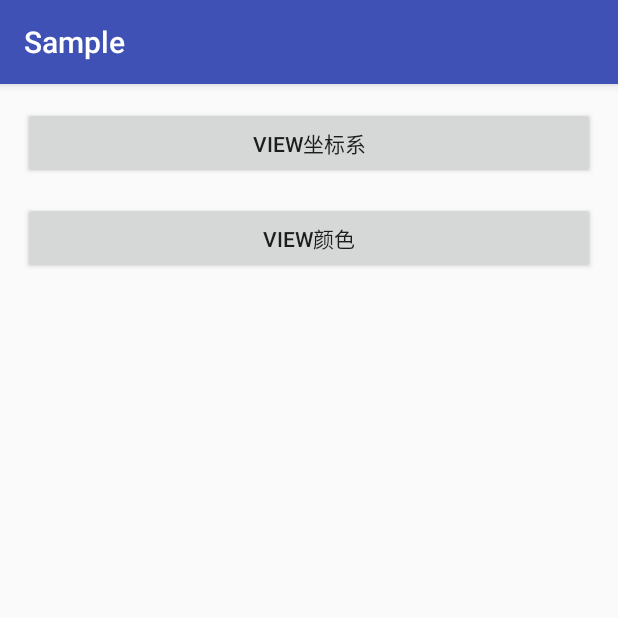
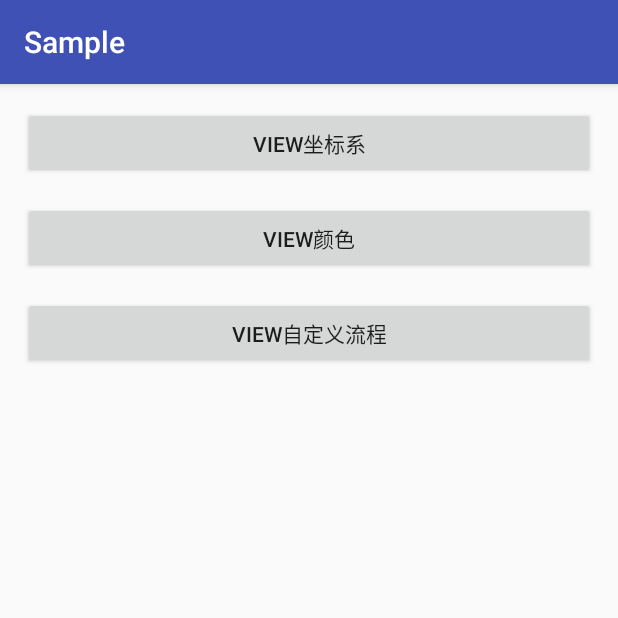
Before and after one commit to zhNirvanaRebirth/ViewKnowledges, an Android app: the screen it shows after launch (MainActivity), on a phone screen of 412 x 824 dp, the top half of it. Run offline under Robolectric (Android 15) with nearby library versions, the phone set to English and light mode, and no system bars.

Commit message:
custom View/ViewGroup process

```diff
--- a/Sample/app/src/main/AndroidManifest.xml
+++ b/Sample/app/src/main/AndroidManifest.xml
@@ -20,6 +20,8 @@
             android:theme="@android:style/Theme.NoTitleBar.Fullscreen"/>
         <activity android:name=".sections.ViewColorActivity" android:screenOrientation="portrait"
             android:theme="@android:style/Theme.NoTitleBar.Fullscreen"/>
+        <activity android:name=".sections.ViewProcessActivity" android:screenOrientation="portrait"
+            android:theme="@android:style/Theme.NoTitleBar.Fullscreen"/>
     </application>
 
 </manifest>
--- a/Sample/app/src/main/java/lktower/zhwilson/com/sample/MainActivity.java
+++ b/Sample/app/src/main/java/lktower/zhwilson/com/sample/MainActivity.java
@@ -8,6 +8,7 @@ import android.widget.Button;
 
 import lktower.zhwilson.com.sample.sections.ViewColorActivity;
 import lktower.zhwilson.com.sample.sections.ViewCoordinateActivity;
+import lktower.zhwilson.com.sample.sections.ViewProcessActivity;
 
 public class MainActivity extends AppCompatActivity {
 
@@ -38,5 +39,14 @@ public class MainActivity extends AppCompatActivity {
                 startActivity(intent);
             }
         });
+        //自定义流程
+        Button viewProcess = (Button) findViewById(R.id.view_process);
+        viewProcess.setOnClickListener(new View.OnClickListener() {
+            @Override
+            public void onClick(View view) {
+                Intent intent = new Intent(MainActivity.this, ViewProcessActivity.class);
+                startActivity(intent);
+            }
+        });
     }
 }
--- a/Sample/app/src/main/res/layout/activity_main.xml
+++ b/Sample/app/src/main/res/layout/activity_main.xml
@@ -21,5 +21,13 @@
             android:layout_marginTop="15dp"
             android:gravity="center"
             android:text="View颜色"/>
+
+        <Button
+            android:id="@+id/view_process"
+            android:layout_width="match_parent"
+            android:layout_height="wrap_content"
+            android:layout_marginTop="15dp"
+            android:gravity="center"
+            android:text="View自定义流程"/>
     </LinearLayout>
 </ScrollView>
```
Also changed, not shown: Sample/app/src/main/java/lktower/zhwilson/com/sample/sections/ViewProcessActivity.java (added, +18 -0 lines), Sample/app/src/main/res/layout/activity_view_process.xml (added, +18 -0 lines), Sample/viewseries/src/main/java/lktower/zhwilson/com/viewseries/coordinate/ViewCustom.java (added, +68 -0 lines), Sample/viewseries/src/main/java/lktower/zhwilson/com/viewseries/coordinate/ViewGroupCustom.java (added, +70 -0 lines).
